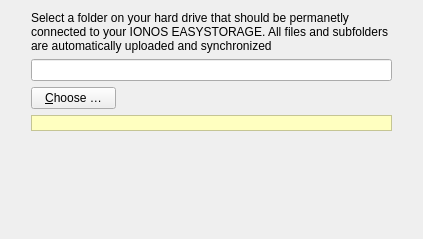
The window that src/gui/folderwizardsourcepage.ui (IONOS-Productivity/nc-desktop) describes before a commit, drawn with Qt 5.
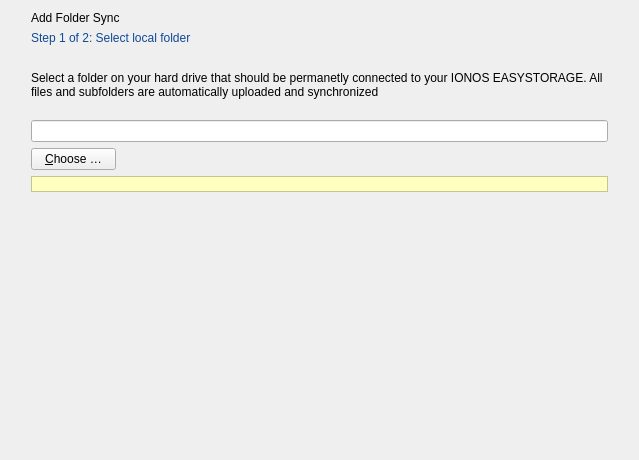
The same window after the commit.

Commit message: [SES-56][SES-78] style folderwizardsourcepage

What changed in the file:
```diff
--- a/src/gui/folderwizardsourcepage.ui
+++ b/src/gui/folderwizardsourcepage.ui
@@ -6,8 +6,8 @@
    <rect>
     <x>0</x>
     <y>0</y>
-    <width>423</width>
-    <height>239</height>
+    <width>639</width>
+    <height>460</height>
    </rect>
   </property>
   <property name="windowTitle">
@@ -29,13 +29,65 @@
       <number>0</number>
      </property>
      <item>
-      <widget class="QLabel" name="label">
+      <widget class="QLabel" name="title">
+       <property name="styleSheet">
+        <string notr="true">font: 18pt &quot;Segoe UI&quot; bold;</string>
+       </property>
+       <property name="text">
+        <string>Add Folder Sync</string>
+       </property>
+       <property name="textFormat">
+        <enum>Qt::PlainText</enum>
+       </property>
+       <property name="scaledContents">
+        <bool>false</bool>
+       </property>
+      </widget>
+     </item>
+     <item alignment="Qt::AlignTop">
+      <widget class="QLabel" name="subTitle">
+       <property name="styleSheet">
+        <string notr="true">color: rgb(16, 73, 150);
+font: 12pt &quot;Segoe UI&quot; bold;</string>
+       </property>
+       <property name="text">
+        <string>Step 1 of 2: Select local folder</string>
+       </property>
+       <property name="textFormat">
+        <enum>Qt::PlainText</enum>
+       </property>
+       <property name="scaledContents">
+        <bool>false</bool>
+       </property>
+      </widget>
+     </item>
+     <item>
+      <spacer name="verticalSpacer_2">
+       <property name="orientation">
+        <enum>Qt::Vertical</enum>
+       </property>
+       <property name="sizeType">
+        <enum>QSizePolicy::Preferred</enum>
+       </property>
+       <property name="sizeHint" stdset="0">
+        <size>
+         <width>20</width>
+         <height>20</height>
+        </size>
+       </property>
+      </spacer>
+     </item>
+     <item>
+      <widget class="QLabel" name="description">
        <property name="sizePolicy">
         <sizepolicy hsizetype="Preferred" vsizetype="Preferred">
          <horstretch>0</horstretch>
          <verstretch>0</verstretch>
         </sizepolicy>
        </property>
+       <property name="styleSheet">
+        <string notr="true">font: 12pt &quot;Segoe UI&quot;;</string>
+       </property>
        <property name="text">
         <string>Select a folder on your hard drive that should be permanetly connected to your IONOS EASYSTORAGE. All files and subfolders are automatically uploaded and synchronized</string>
        </property>
@@ -47,6 +99,22 @@
        </property>
       </widget>
      </item>
+     <item>
+      <spacer name="verticalSpacer_3">
+       <property name="orientation">
+        <enum>Qt::Vertical</enum>
+       </property>
+       <property name="sizeType">
+        <enum>QSizePolicy::Preferred</enum>
+       </property>
+       <property name="sizeHint" stdset="0">
+        <size>
+         <width>20</width>
+         <height>15</height>
+        </size>
+       </property>
+      </spacer>
+     </item>
      <item>
       <widget class="QLineEdit" name="localFolderLineEdit"/>
      </item>
```
